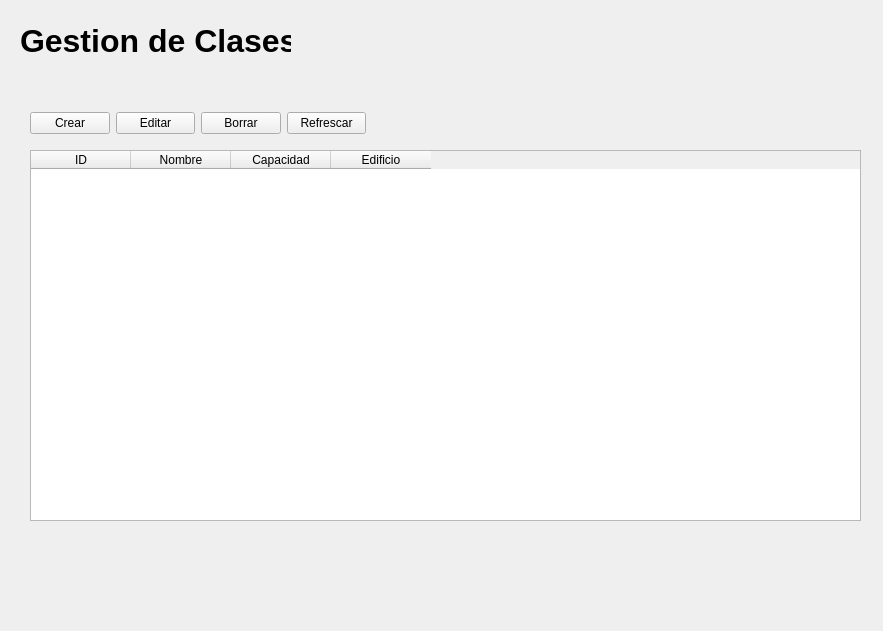
Old version of the form app/view/ClasesPage.ui in the repository Orphereum/2DAM_DI_Universidad.
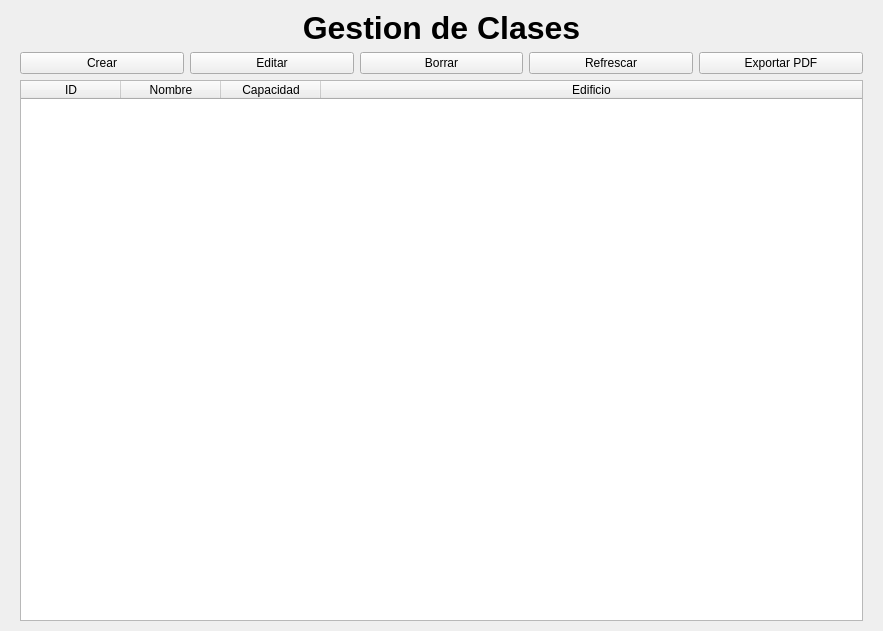
New version of the form.

The edit to the form file:
```diff
--- a/app/view/ClasesPage.ui
+++ b/app/view/ClasesPage.ui
@@ -13,15 +13,39 @@
   <property name="windowTitle">
    <string>Form</string>
   </property>
+  <widget class="QWidget" name="centralWidget">
+   <property name="geometry">
+    <rect>
+     <x>0</x>
+     <y>0</y>
+     <width>883</width>
+     <height>631</height>
+    </rect>
+   </property>
+   <layout class="QGridLayout" name="gridLayout">
+    <property name="leftMargin">
+     <number>20</number>
+    </property>
+    <property name="topMargin">
+     <number>10</number>
+    </property>
+    <property name="rightMargin">
+     <number>20</number>
+    </property>
+    <property name="bottomMargin">
+     <number>10</number>
+    </property>
+    <property name="rowStretch" row="0">
+     <number>0</number>
+    </property>
+    <property name="rowStretch" row="1">
+     <number>0</number>
+    </property>
+    <property name="rowStretch" row="2">
+     <number>1</number>
+    </property>
+    <item row="0" column="0">
   <widget class="QLabel" name="lblTitulo">
-   <property name="geometry">
-    <rect>
-     <x>20</x>
-     <y>20</y>
-     <width>271</width>
-     <height>41</height>
-    </rect>
-   </property>
    <property name="font">
     <font>
      <pointsize>24</pointsize>
@@ -31,49 +55,12 @@
    <property name="text">
     <string>Gestion de Clases</string>
    </property>
-  </widget>
-  <widget class="QTableWidget" name="tblClases">
-   <property name="geometry">
-    <rect>
-     <x>30</x>
-     <y>150</y>
-     <width>831</width>
-     <height>371</height>
-    </rect>
-   </property>
-   <property name="selectionBehavior">
-    <enum>QAbstractItemView::SelectionBehavior::SelectRows</enum>
-   </property>
-   <column>
-    <property name="text">
-     <string>ID</string>
-    </property>
-   </column>
-   <column>
-    <property name="text">
-     <string>Nombre</string>
-    </property>
-   </column>
-   <column>
-    <property name="text">
-     <string>Capacidad</string>
-    </property>
-   </column>
-   <column>
-    <property name="text">
-     <string>Edificio</string>
-    </property>
-   </column>
-  </widget>
-  <widget class="QWidget" name="">
-   <property name="geometry">
-    <rect>
-     <x>30</x>
-     <y>110</y>
-     <width>336</width>
-     <height>26</height>
-    </rect>
-   </property>
+      <property name="alignment">
+       <set>Qt::AlignmentFlag::AlignHCenter|Qt::AlignmentFlag::AlignVCenter</set>
+      </property>
+     </widget>
+    </item>
+    <item row="1" column="0">
    <layout class="QHBoxLayout" name="horizontalLayout">
     <item>
      <widget class="QPushButton" name="btnCrear">
@@ -101,6 +88,45 @@
       <property name="text">
        <string>Refrescar</string>
       </property>
+       </widget>
+      </item>
+      <item>
+       <widget class="QPushButton" name="btnExportarPDF">
+        <property name="text">
+         <string>Exportar PDF</string>
+        </property>
+       </widget>
+      </item>
+     </layout>
+    </item>
+    <item row="2" column="0">
+     <widget class="QTableWidget" name="tblClases">
+      <property name="selectionBehavior">
+       <enum>QAbstractItemView::SelectionBehavior::SelectRows</enum>
+      </property>
+      <attribute name="horizontalHeaderStretchLastSection">
+       <bool>true</bool>
+      </attribute>
+      <column>
+       <property name="text">
+        <string>ID</string>
+       </property>
+      </column>
+      <column>
+       <property name="text">
+        <string>Nombre</string>
+       </property>
+      </column>
+      <column>
+       <property name="text">
+        <string>Capacidad</string>
+       </property>
+      </column>
+      <column>
+       <property name="text">
+        <string>Edificio</string>
+       </property>
+      </column>
      </widget>
     </item>
    </layout>
```
Lines whose indentation alone changed are shown as unchanged.
